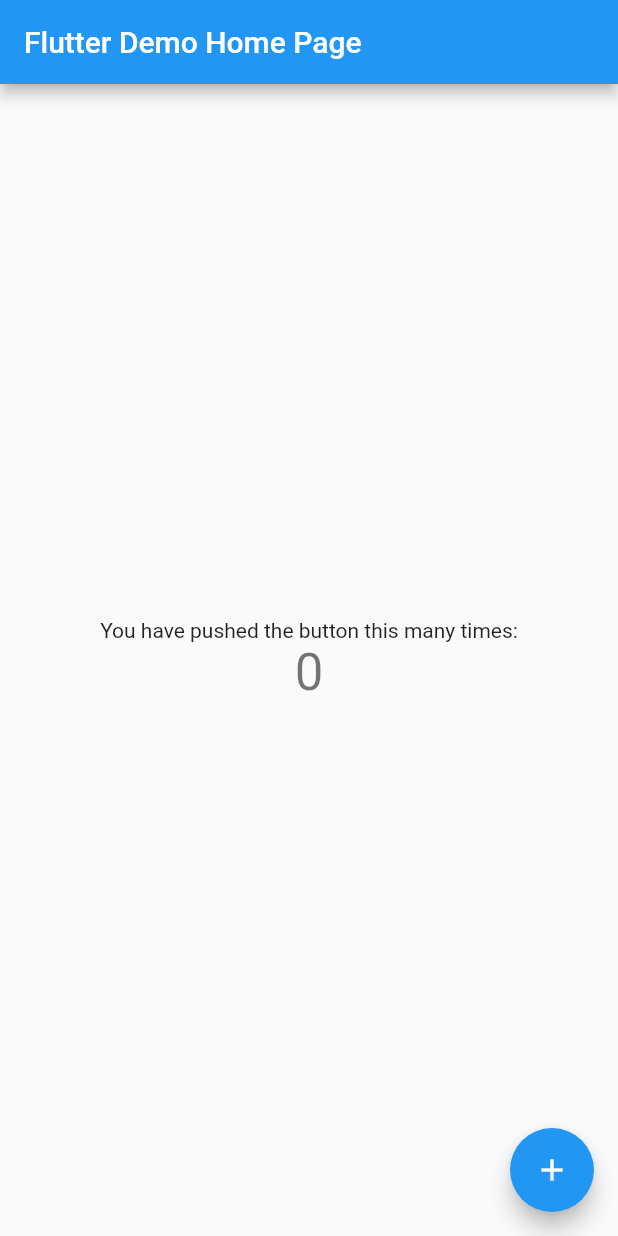
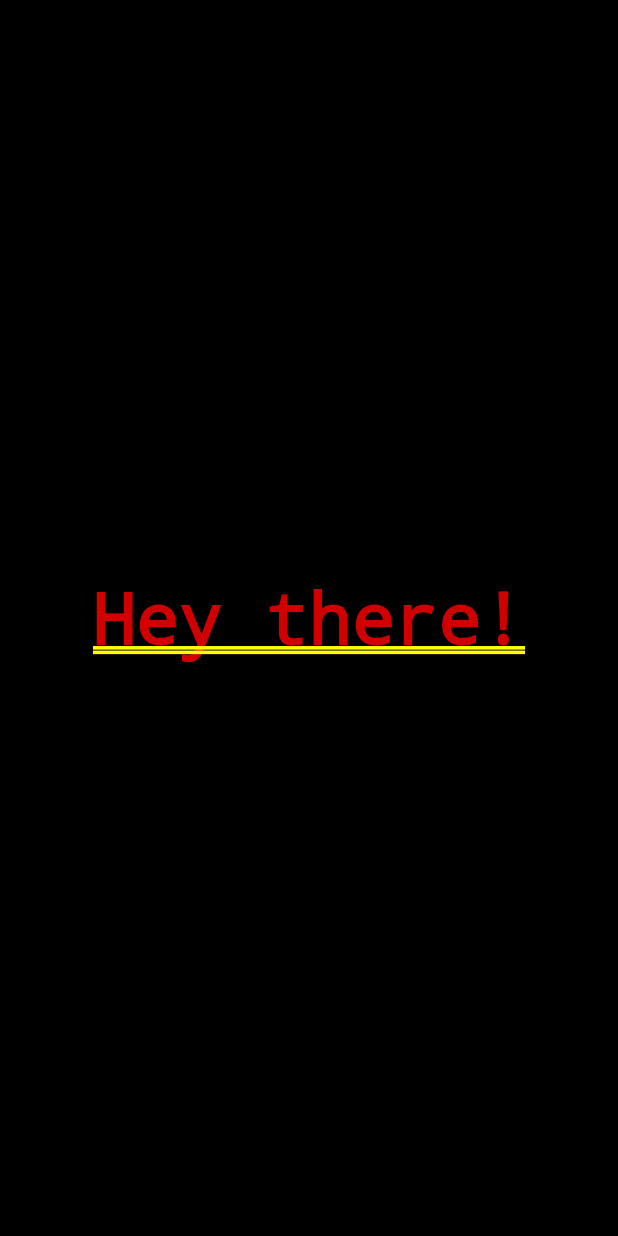
Before and after one commit to Mzuha/flutter_test_task, a Flutter app: the screen it shows after launch, on a phone screen of 412 x 824 dp. Run offline on Flutter 3.47's test engine with Material 2 defaults, Android fonts, the phone set to English and light mode, and no system bars.

Commit message:
implemented main part of the task

```diff
--- a/lib/main.dart
+++ b/lib/main.dart
@@ -1,113 +1,15 @@
 import 'package:flutter/material.dart';
+import 'package:flutter_test_task/pages/home.dart';
 
-void main() {
-  runApp(MyApp());
-}
+void main() => runApp(MyApp());
 
 class MyApp extends StatelessWidget {
-  // This widget is the root of your application.
+  const MyApp({Key? key}) : super(key: key);
+
   @override
   Widget build(BuildContext context) {
     return MaterialApp(
-      title: 'Flutter Demo',
-      theme: ThemeData(
-        // This is the theme of your application.
-        //
-        // Try running your application with "flutter run". You'll see the
-        // application has a blue toolbar. Then, without quitting the app, try
-        // changing the primarySwatch below to Colors.green and then invoke
-        // "hot reload" (press "r" in the console where you ran "flutter run",
-        // or simply save your changes to "hot reload" in a Flutter IDE).
-        // Notice that the counter didn't reset back to zero; the application
-        // is not restarted.
-        primarySwatch: Colors.blue,
-      ),
-      home: MyHomePage(title: 'Flutter Demo Home Page'),
+      home: HomePage(),
     );
   }
 }
-
-class MyHomePage extends StatefulWidget {
-  MyHomePage({Key? key, required this.title}) : super(key: key);
-
-  // This widget is the home page of your application. It is stateful, meaning
-  // that it has a State object (defined below) that contains fields that affect
-  // how it looks.
-
-  // This class is the configuration for the state. It holds the values (in this
-  // case the title) provided by the parent (in this case the App widget) and
-  // used by the build method of the State. Fields in a Widget subclass are
-  // always marked "final".
-
-  final String title;
-
-  @override
-  _MyHomePageState createState() => _MyHomePageState();
-}
-
-class _MyHomePageState extends State<MyHomePage> {
-  int _counter = 0;
-
-  void _incrementCounter() {
-    setState(() {
-      // This call to setState tells the Flutter framework that something has
-      // changed in this State, which causes it to rerun the build method below
-      // so that the display can reflect the updated values. If we changed
-      // _counter without calling setState(), then the build method would not be
-      // called again, and so nothing would appear to happen.
-      _counter++;
-    });
-  }
-
-  @override
-  Widget build(BuildContext context) {
-    // This method is rerun every time setState is called, for instance as done
-    // by the _incrementCounter method above.
-    //
-    // The Flutter framework has been optimized to make rerunning build methods
-    // fast, so that you can just rebuild anything that needs updating rather
-    // than having to individually change instances of widgets.
-    return Scaffold(
-      appBar: AppBar(
-        // Here we take the value from the MyHomePage object that was created by
-        // the App.build method, and use it to set our appbar title.
-        title: Text(widget.title),
-      ),
-      body: Center(
-        // Center is a layout widget. It takes a single child and positions it
-        // in the middle of the parent.
-        child: Column(
-          // Column is also a layout widget. It takes a list of children and
-          // arranges them vertically. By default, it sizes itself to fit its
-          // children horizontally, and tries to be as tall as its parent.
-          //
-          // Invoke "debug painting" (press "p" in the console, choose the
-          // "Toggle Debug Paint" action from the Flutter Inspector in Android
-          // Studio, or the "Toggle Debug Paint" command in Visual Studio Code)
-          // to see the wireframe for each widget.
-          //
-          // Column has various properties to control how it sizes itself and
-          // how it positions its children. Here we use mainAxisAlignment to
-          // center the children vertically; the main axis here is the vertical
-          // axis because Columns are vertical (the cross axis would be
-          // horizontal).
-          mainAxisAlignment: MainAxisAlignment.center,
-          children: <Widget>[
-            Text(
-              'You have pushed the button this many times:',
-            ),
-            Text(
-              '$_counter',
-              style: Theme.of(context).textTheme.headline4,
-            ),
-          ],
-        ),
-      ),
-      floatingActionButton: FloatingActionButton(
-        onPressed: _incrementCounter,
-        tooltip: 'Increment',
-        child: Icon(Icons.add),
-      ), // This trailing comma makes auto-formatting nicer for build methods.
-    );
-  }
-}
--- /dev/null
+++ b/lib/pages/home.dart
@@ -0,0 +1,42 @@
+import 'dart:math';
+
+import 'package:flutter/material.dart';
+
+class HomePage extends StatefulWidget {
+  const HomePage({Key? key}) : super(key: key);
+
+  @override
+  _HomePageState createState() => _HomePageState();
+}
+
+class _HomePageState extends State<HomePage> {
+
+  Random _random = Random();
+  Color _color = Color.fromARGB(255, 0, 0, 0);
+
+  @override
+  Widget build(BuildContext context) {
+    return GestureDetector(
+      child: Container(
+        color: _color,
+        child: Center(
+          child: Text('Hey there!'),
+        ),
+      ),
+      onTap: () {
+        setState(() {
+          _color = getRandomRGBColor();
+        });
+      },
+    );
+  }
+
+  Color getRandomRGBColor() {
+    return Color.fromARGB(
+        255,
+        _random.nextInt(256),
+        _random.nextInt(256),
+        _random.nextInt(256)
+    );
+  }
+}
```
